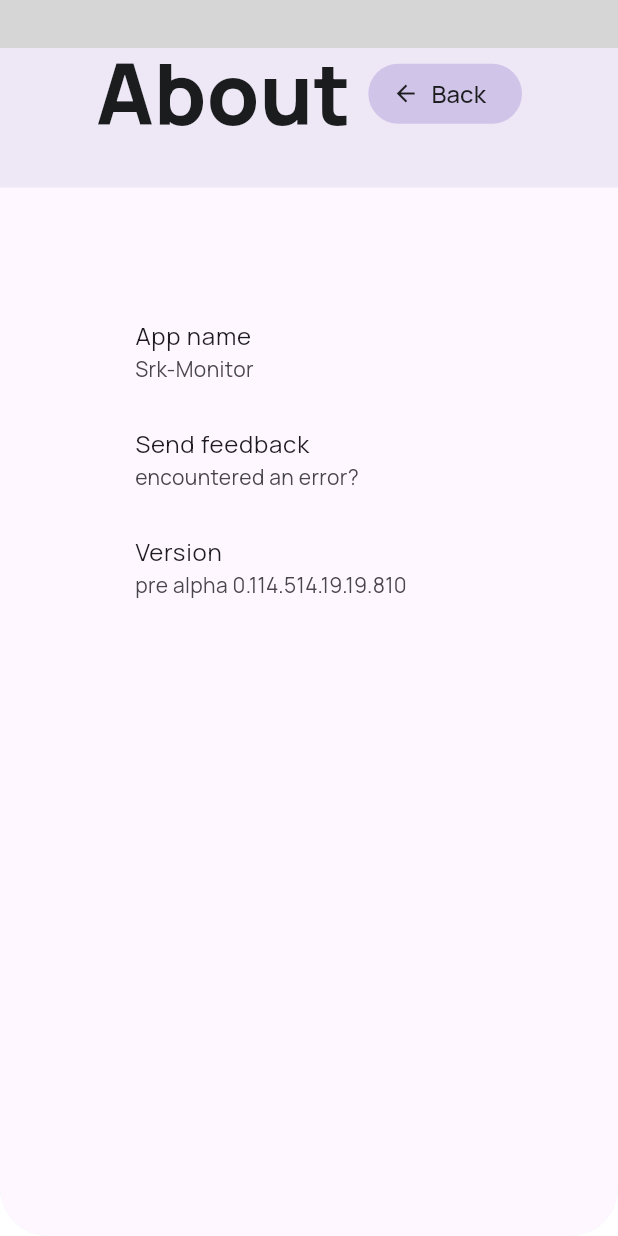
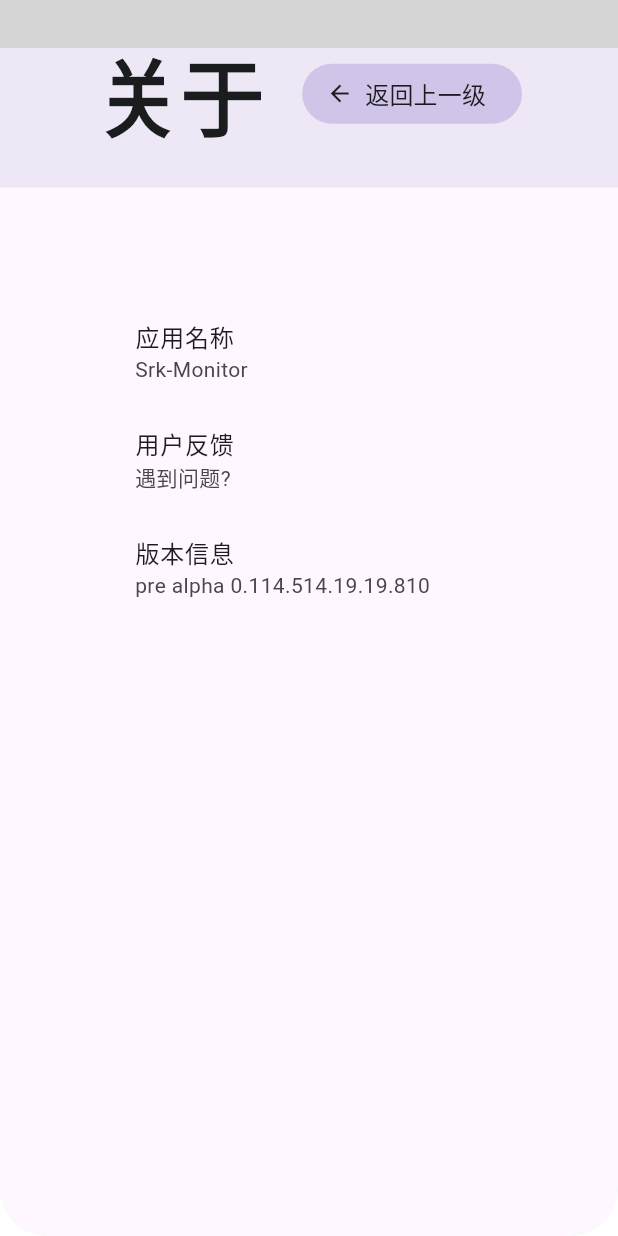
Before and after one commit to SuChenawa/srk_monitor, a Flutter app: the AboutPage screen opened directly, on a phone screen of 412 x 824 dp. Run offline on Flutter 3.47's test engine with Material 2 defaults, Android fonts, the light colour scheme and no system bars; our stand-ins replace flutter_riverpod, retry, shared_preferences; missing offline and left inert: dart:html, flutter_acrylic, window_manager; accounts and stored records are empty; Roboto replaces fonts that are missing (HarmonyOS_Sans_SC); project files that could hold a hidden picture were left out; grey boxes are pictures that could not be loaded.

Commit message:
修改文本信息中文化

```diff
--- a/lib/main.dart
+++ b/lib/main.dart
@@ -70,7 +70,7 @@ class MyApp extends StatelessWidget {
       theme: ThemeData(
         colorSchemeSeed: surface4Color,
         brightness: Brightness.light,
-        fontFamily: 'Manrope',
+        fontFamily: 'HarmonyOS_Sans_SC',
         useMaterial3: true,
       ),
       routes: {
--- a/lib/views/home_page/home_layout.dart
+++ b/lib/views/home_page/home_layout.dart
@@ -55,7 +55,7 @@ class HomePageLayout extends StatelessWidget {
                   primary: surface2Color,
                 ).copyWith(elevation: ButtonStyleButton.allOrNull(0.0)),
                 label: Text(
-                  '臨時測試入口',
+                  '临时测试入口',
                   style: TextStyle(
                     fontSize: 16.0,
                     color: textColor,
@@ -85,7 +85,7 @@ class HomePageLayout extends StatelessWidget {
                     primary: surface2Color,
                   ).copyWith(elevation: ButtonStyleButton.allOrNull(0.0)),
                   label: Text(
-                    'Setting',
+                    '设置',
                     style: TextStyle(
                       fontSize: 16.0,
                       color: textColor,
--- a/lib/views/home_page/widgets/add_streamer_card.dart
+++ b/lib/views/home_page/widgets/add_streamer_card.dart
@@ -30,7 +30,7 @@ class AddStreamrCard extends ConsumerWidget {
                       width: 200.0,
                       child: Center(
                         child: Text(
-                          'Room ID',
+                          '请输入房间ID',
                           style: TextStyle(
                             fontSize: 16.0,
                             color: textColor,
@@ -77,7 +77,7 @@ class AddStreamrCard extends ConsumerWidget {
                           }
                         },
                         child: Text(
-                          'OK',
+                          '确认',
                           style: TextStyle(
                             color: textColor,
                           ),
--- a/lib/views/settingpage/settings_items/about.dart
+++ b/lib/views/settingpage/settings_items/about.dart
@@ -17,7 +17,7 @@ class AboutPage extends StatelessWidget {
             children: [
               const SizedBox(width: 64.0),
               Text(
-                'About',
+                '关于',
                 style: TextStyle(
                   fontWeight: FontWeight.w800,
                   color: textColor,
@@ -31,7 +31,7 @@ class AboutPage extends StatelessWidget {
                   primary: surface2Color,
                 ).copyWith(elevation: ButtonStyleButton.allOrNull(0.0)),
                 label: Text(
-                  'Back',
+                  '返回上一级',
                   style: TextStyle(
                     fontSize: 16.0,
                     color: textColor,
@@ -60,15 +60,15 @@ class AboutPage extends StatelessWidget {
           padding: const EdgeInsets.all(10),
           children: const <Widget>[
             ListTile(
-              title: Text('App name'),
+              title: Text('应用名称'),
               subtitle: Text('Srk-Monitor'),
             ),
             ListTile(
-              title: Text('Send feedback'),
-              subtitle: Text('encountered an error?'),
+              title: Text('用户反馈'),
+              subtitle: Text('遇到问题?'),
             ),
             ListTile(
-              title: Text('Version'),
+              title: Text('版本信息'),
               subtitle: Text('pre alpha 0.114.514.19.19.810'),
             ),
           ],
--- a/lib/views/settingpage/settings_items/general.dart
+++ b/lib/views/settingpage/settings_items/general.dart
@@ -16,7 +16,7 @@ class GeneralPage extends StatelessWidget {
             children: [
               const SizedBox(width: 64.0),
               Text(
-                'General',
+                '通用',
                 style: TextStyle(
                   fontWeight: FontWeight.w800,
                   color: textColor,
@@ -30,7 +30,7 @@ class GeneralPage extends StatelessWidget {
                   primary: surface2Color,
                 ).copyWith(elevation: ButtonStyleButton.allOrNull(0.0)),
                 label: Text(
-                  'Back',
+                  '返回上一级',
                   style: TextStyle(
                     fontSize: 16.0,
                     color: textColor,
--- a/lib/views/settingpage/settings_items/opensource.dart
+++ b/lib/views/settingpage/settings_items/opensource.dart
@@ -30,7 +30,7 @@ class OpenSourceLicensePage extends StatelessWidget {
                   primary: surface2Color,
                 ).copyWith(elevation: ButtonStyleButton.allOrNull(0.0)),
                 label: Text(
-                  'Back',
+                  '返回上一级',
                   style: TextStyle(
                     fontSize: 16.0,
                     color: textColor,
--- a/lib/views/settingpage/settings_layout.dart
+++ b/lib/views/settingpage/settings_layout.dart
@@ -31,7 +31,7 @@ class SettingsPageLayout extends StatelessWidget {
                       Padding(
                         padding: const EdgeInsets.only(left: 64.0),
                         child: Text(
-                          'Settings',
+                          '设置项',
                           style: TextStyle(
                             fontWeight: FontWeight.w800,
                             color: textColor,
@@ -48,7 +48,7 @@ class SettingsPageLayout extends StatelessWidget {
                           ).copyWith(
                               elevation: ButtonStyleButton.allOrNull(0.0)),
                           label: Text(
-                            'Back',
+                            '返回上一级',
                             style: TextStyle(
                               fontSize: 16.0,
                               color: textColor,
```
Also changed, not shown: pubspec.yaml (+15 -1 lines), assets/fonts/HarmonyOS_Sans_SC/LICENSE.txt (added), pubspec.lock, 6 other files.
